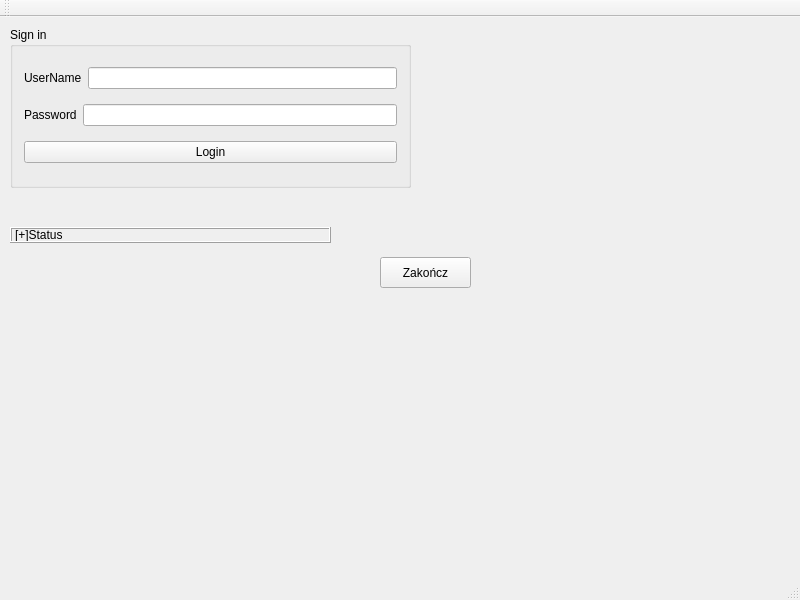
First picture: the form in log_window.ui, repository hjnowakowski/music-player, before the edit.
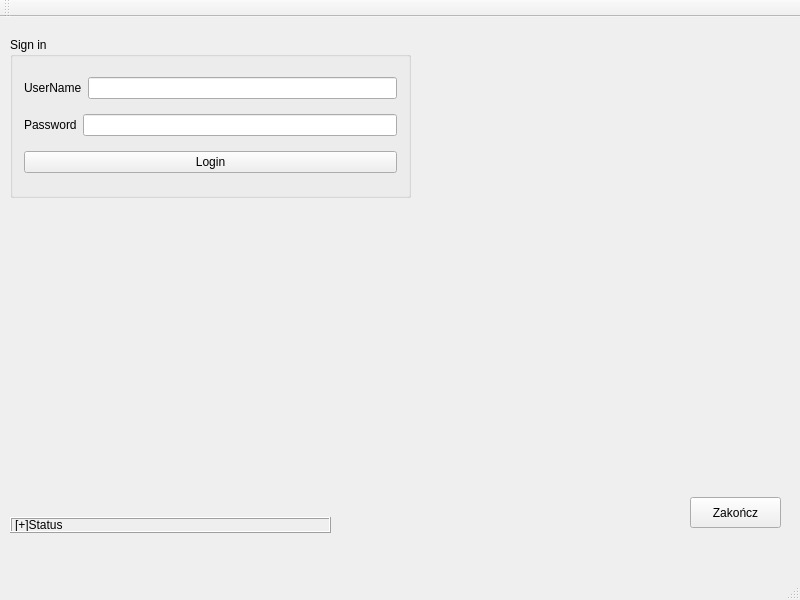
Second picture: the form after the edit.

```diff
--- a/log_window.ui
+++ b/log_window.ui
@@ -17,8 +17,8 @@
    <widget class="QPushButton" name="Quit">
     <property name="geometry">
      <rect>
-      <x>380</x>
-      <y>240</y>
+      <x>690</x>
+      <y>480</y>
       <width>91</width>
       <height>31</height>
      </rect>
@@ -34,7 +34,7 @@
     <property name="geometry">
      <rect>
       <x>10</x>
-      <y>10</y>
+      <y>20</y>
       <width>401</width>
       <height>161</height>
      </rect>
@@ -92,7 +92,7 @@
     <property name="geometry">
      <rect>
       <x>10</x>
-      <y>210</y>
+      <y>500</y>
       <width>321</width>
       <height>16</height>
      </rect>
```
